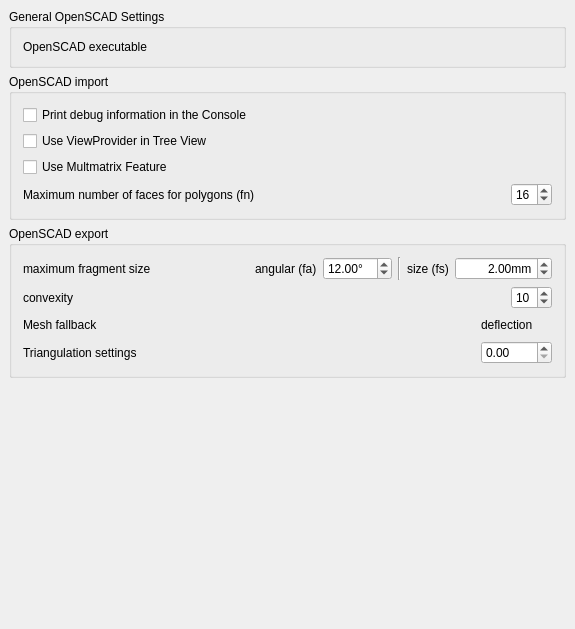
First picture: the form in src/Mod/OpenSCAD/Resources/ui/openscadprefs-base.ui, repository southseact-3d/fcd, before the edit.
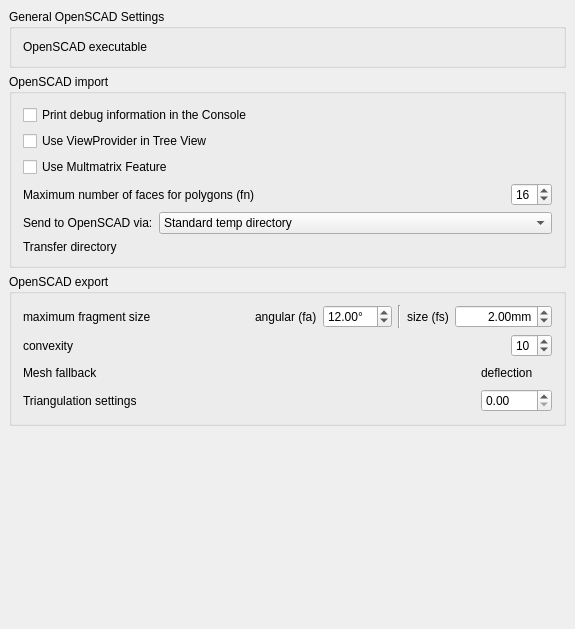
Second picture: the form after the edit. Custom widgets are drawn as their Qt base class.

Commit message: [OpenSCAD] Add ability to communicate via pipes

```diff
--- a/src/Mod/OpenSCAD/Resources/ui/openscadprefs-base.ui
+++ b/src/Mod/OpenSCAD/Resources/ui/openscadprefs-base.ui
@@ -166,7 +166,79 @@
        </layout>
       </item>
       <item>
-       <layout class="QHBoxLayout" name="horizontalLayout_3"/>
+       <layout class="QHBoxLayout" name="horizontalLayout_3">
+        <item>
+         <widget class="QLabel" name="label_6">
+          <property name="text">
+           <string>Send to OpenSCAD via:</string>
+          </property>
+         </widget>
+        </item>
+        <item>
+         <widget class="Gui::PrefComboBox" name="guiprefcomboSendVia">
+          <property name="sizePolicy">
+           <sizepolicy hsizetype="Expanding" vsizetype="Fixed">
+            <horstretch>0</horstretch>
+            <verstretch>0</verstretch>
+           </sizepolicy>
+          </property>
+          <property name="toolTip">
+           <string>The transfer mechanism for getting data to and from OpenSCAD</string>
+          </property>
+          <property name="prefEntry" stdset="0">
+           <cstring>transfermechanism</cstring>
+          </property>
+          <property name="prefPath" stdset="0">
+           <cstring>Mod/OpenSCAD</cstring>
+          </property>
+          <item>
+           <property name="text">
+            <string>Standard temp directory</string>
+           </property>
+          </item>
+          <item>
+           <property name="text">
+            <string>User-specified directory</string>
+           </property>
+          </item>
+          <item>
+           <property name="text">
+            <string>stdout pipe (requires OpenSCAD &gt;= 2021.1)</string>
+           </property>
+          </item>
+         </widget>
+        </item>
+       </layout>
+      </item>
+      <item>
+       <layout class="QHBoxLayout" name="transferDirectoryLayout">
+        <item>
+         <widget class="QLabel" name="label_7">
+          <property name="text">
+           <string>Transfer directory</string>
+          </property>
+         </widget>
+        </item>
+        <item>
+         <widget class="Gui::PrefFileChooser" name="gui::preffilechooser" native="true">
+          <property name="minimumSize">
+           <size>
+            <width>300</width>
+            <height>0</height>
+           </size>
+          </property>
+          <property name="toolTip">
+           <string>The path to the directory for transfering files to and from OpenSCAD</string>
+          </property>
+          <property name="prefEntry" stdset="0">
+           <cstring>transferdirectory</cstring>
+          </property>
+          <property name="prefPath" stdset="0">
+           <cstring>Mod/OpenSCAD</cstring>
+          </property>
+         </widget>
+        </item>
+       </layout>
       </item>
      </layout>
     </widget>
@@ -442,6 +514,11 @@
    <extends>QDoubleSpinBox</extends>
    <header>Gui/PrefWidgets.h</header>
   </customwidget>
+  <customwidget>
+   <class>Gui::PrefComboBox</class>
+   <extends>QComboBox</extends>
+   <header>Gui/PrefWidgets.h</header>
+  </customwidget>
  </customwidgets>
  <resources/>
  <connections/>
```
Left out of the diff: 13 changed lines with no effect on the pictures. The commit also changes 1 other file.
